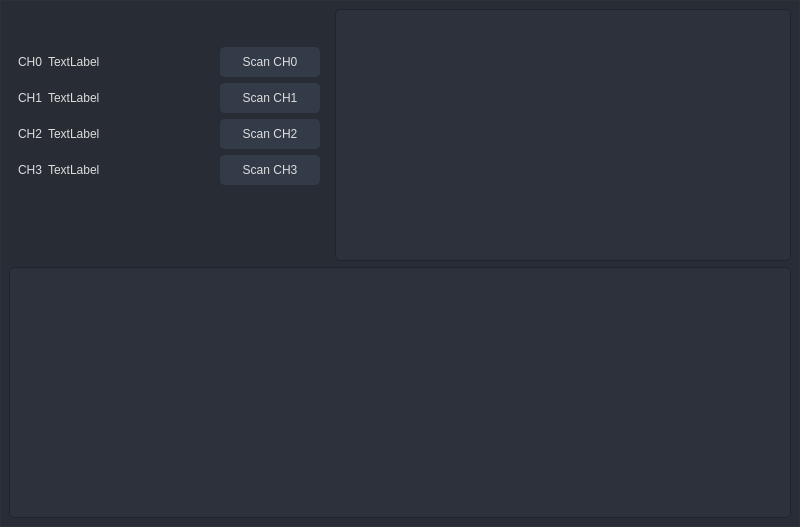
First picture: the form in app/ui/main.ui, repository davidsenoner/emec-drv-canopen-tester, before the edit.
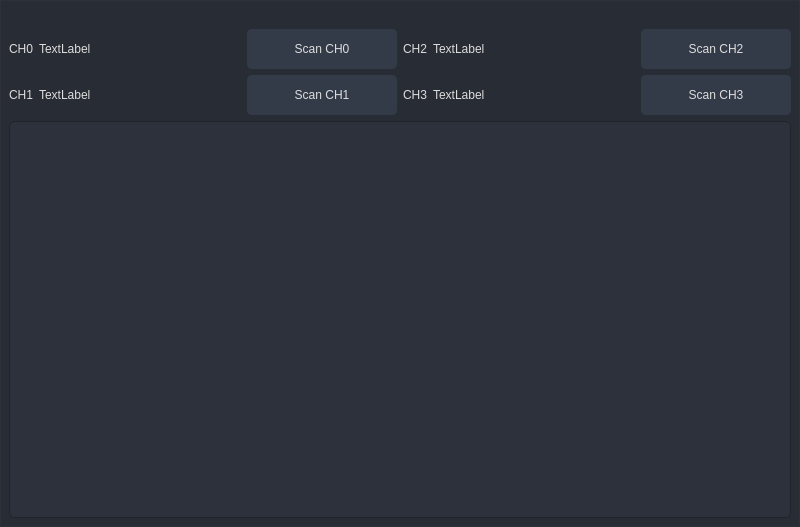
Second picture: the form after the edit. Icons and pictures are not drawn.

Commit message: refactor: removed scanner_table

Patch:
```diff
--- a/app/ui/main.ui
+++ b/app/ui/main.ui
@@ -639,11 +639,23 @@
              </property>
              <property name="maximumSize">
               <size>
-               <width>320</width>
+               <width>16777215</width>
                <height>16777215</height>
               </size>
              </property>
              <layout class="QVBoxLayout" name="verticalLayout_3">
+              <property name="leftMargin">
+               <number>0</number>
+              </property>
+              <property name="topMargin">
+               <number>0</number>
+              </property>
+              <property name="rightMargin">
+               <number>0</number>
+              </property>
+              <property name="bottomMargin">
+               <number>0</number>
+              </property>
               <item>
                <widget class="QLabel" name="label">
                 <property name="sizePolicy">
@@ -672,42 +684,14 @@
               <item>
                <layout class="QGridLayout" name="gridLayout">
                 <property name="topMargin">
-                 <number>9</number>
+                 <number>0</number>
                 </property>
                 <property name="rightMargin">
                  <number>0</number>
                 </property>
                 <property name="bottomMargin">
-                 <number>9</number>
+                 <number>0</number>
                 </property>
-                <item row="2" column="1">
-                 <widget class="QLabel" name="lbl_can1_status">
-                  <property name="text">
-                   <string>TextLabel</string>
-                  </property>
-                 </widget>
-                </item>
-                <item row="4" column="1">
-                 <widget class="QLabel" name="lbl_can3_Status">
-                  <property name="text">
-                   <string>TextLabel</string>
-                  </property>
-                 </widget>
-                </item>
-                <item row="3" column="1">
-                 <widget class="QLabel" name="lbl_can2_status">
-                  <property name="text">
-                   <string>TextLabel</string>
-                  </property>
-                 </widget>
-                </item>
-                <item row="4" column="0">
-                 <widget class="QLabel" name="label_5">
-                  <property name="text">
-                   <string>CH3</string>
-                  </property>
-                 </widget>
-                </item>
                 <item row="1" column="0">
                  <widget class="QLabel" name="label_2">
                   <property name="sizePolicy">
@@ -728,31 +712,17 @@
                   </property>
                  </widget>
                 </item>
-                <item row="2" column="0">
-                 <widget class="QLabel" name="label_3">
-                  <property name="text">
-                   <string>CH1</string>
-                  </property>
-                 </widget>
-                </item>
-                <item row="3" column="0">
-                 <widget class="QLabel" name="label_4">
-                  <property name="text">
-                   <string>CH2</string>
-                  </property>
-                 </widget>
-                </item>
                 <item row="1" column="2">
                  <widget class="QPushButton" name="btn_scan_ch0">
                   <property name="minimumSize">
                    <size>
-                    <width>0</width>
-                    <height>30</height>
+                    <width>100</width>
+                    <height>40</height>
                    </size>
                   </property>
                   <property name="maximumSize">
                    <size>
-                    <width>100</width>
+                    <width>150</width>
                     <height>16777215</height>
                    </size>
                   </property>
@@ -761,12 +731,52 @@
                   </property>
                  </widget>
                 </item>
+                <item row="1" column="3">
+                 <widget class="QLabel" name="label_4">
+                  <property name="sizePolicy">
+                   <sizepolicy hsizetype="Fixed" vsizetype="Preferred">
+                    <horstretch>0</horstretch>
+                    <verstretch>0</verstretch>
+                   </sizepolicy>
+                  </property>
+                  <property name="text">
+                   <string>CH2</string>
+                  </property>
+                 </widget>
+                </item>
+                <item row="2" column="0">
+                 <widget class="QLabel" name="label_3">
+                  <property name="text">
+                   <string>CH1</string>
+                  </property>
+                 </widget>
+                </item>
+                <item row="1" column="4">
+                 <widget class="QLabel" name="lbl_can2_status">
+                  <property name="text">
+                   <string>TextLabel</string>
+                  </property>
+                 </widget>
+                </item>
+                <item row="2" column="1">
+                 <widget class="QLabel" name="lbl_can1_status">
+                  <property name="text">
+                   <string>TextLabel</string>
+                  </property>
+                 </widget>
+                </item>
                 <item row="2" column="2">
                  <widget class="QPushButton" name="btn_scan_ch1">
                   <property name="minimumSize">
                    <size>
-                    <width>0</width>
-                    <height>30</height>
+                    <width>100</width>
+                    <height>40</height>
+                   </size>
+                  </property>
+                  <property name="maximumSize">
+                   <size>
+                    <width>150</width>
+                    <height>16777215</height>
                    </size>
                   </property>
                   <property name="text">
@@ -774,12 +784,18 @@
                   </property>
                  </widget>
                 </item>
-                <item row="3" column="2">
+                <item row="1" column="5">
                  <widget class="QPushButton" name="btn_scan_ch2">
                   <property name="minimumSize">
                    <size>
-                    <width>0</width>
-                    <height>30</height>
+                    <width>100</width>
+                    <height>40</height>
+                   </size>
+                  </property>
+                  <property name="maximumSize">
+                   <size>
+                    <width>150</width>
+                    <height>16777215</height>
                    </size>
                   </property>
                   <property name="text">
@@ -787,12 +803,32 @@
                   </property>
                  </widget>
                 </item>
-                <item row="4" column="2">
+                <item row="2" column="3">
+                 <widget class="QLabel" name="label_5">
+                  <property name="text">
+                   <string>CH3</string>
+                  </property>
+                 </widget>
+                </item>
+                <item row="2" column="4">
+                 <widget class="QLabel" name="lbl_can3_Status">
+                  <property name="text">
+                   <string>TextLabel</string>
+                  </property>
+                 </widget>
+                </item>
+                <item row="2" column="5">
                  <widget class="QPushButton" name="btn_scan_ch3">
                   <property name="minimumSize">
                    <size>
-                    <width>0</width>
-                    <height>30</height>
+                    <width>100</width>
+                    <height>40</height>
+                   </size>
+                  </property>
+                  <property name="maximumSize">
+                   <size>
+                    <width>150</width>
+                    <height>16777215</height>
                    </size>
                   </property>
                   <property name="text">
@@ -805,28 +841,6 @@
              </layout>
             </widget>
            </item>
-           <item>
-            <widget class="QTableWidget" name="tbl_available_nodes">
-             <property name="sizePolicy">
-              <sizepolicy hsizetype="Preferred" vsizetype="Expanding">
-               <horstretch>0</horstretch>
-               <verstretch>0</verstretch>
-              </sizepolicy>
-             </property>
-             <property name="editTriggers">
-              <set>QAbstractItemView::EditKeyPressed</set>
-             </property>
-             <property name="selectionMode">
-              <enum>QAbstractItemView::NoSelection</enum>
-             </property>
-             <property name="selectionBehavior">
-              <enum>QAbstractItemView::SelectRows</enum>
-             </property>
-             <attribute name="verticalHeaderVisible">
-              <bool>false</bool>
-             </attribute>
-            </widget>
-           </item>
           </layout>
          </item>
          <item>
```
The commit also changes 1 other file.
